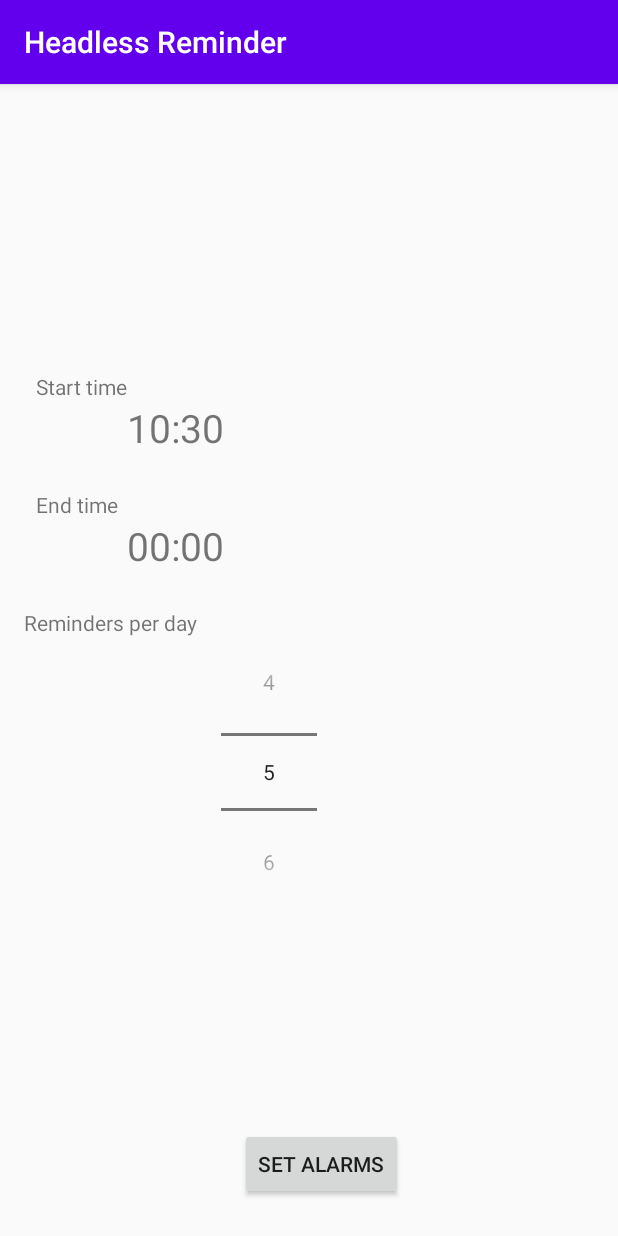
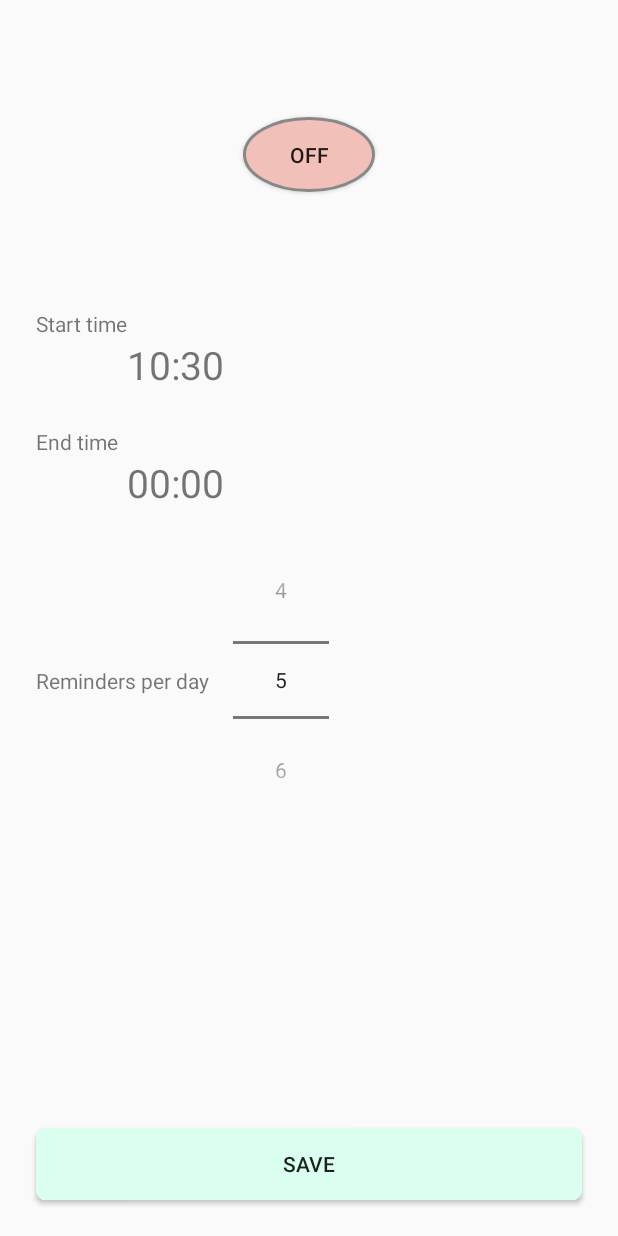
Before and after one commit to pericleskb/headless-reminder, an Android app: the screen it shows after launch (DashboardActivity), on a phone screen of 412 x 824 dp. Run offline under Robolectric (Android 15) with nearby library versions, the phone set to English and light mode, and no system bars.

Commit message:
add color scheme and toggle button selector

```diff
--- a/app/build.gradle
+++ b/app/build.gradle
@@ -39,6 +39,7 @@ android {
 
 dependencies {
     def lifecycle_version = "2.3.1"
+    def material_components_version = "1.4.0"
 
     implementation fileTree(dir: "libs", include: ["*.jar"])
     implementation "org.jetbrains.kotlin:kotlin-stdlib:$kotlin_version"
@@ -48,6 +49,7 @@ dependencies {
     implementation("androidx.lifecycle:lifecycle-viewmodel-ktx:$lifecycle_version")
     implementation("androidx.lifecycle:lifecycle-runtime-ktx:$lifecycle_version")
     implementation("androidx.lifecycle:lifecycle-viewmodel-savedstate:$lifecycle_version")
+    implementation ("com.google.android.material:material:$material_components_version")
 
     //Testing
     testImplementation 'junit:junit:4.13.2'
--- a/app/src/main/java/com/joyfulDonkey/headlessreminder/dashboard/fragment/selectTime/SelectTimeFragment.kt
+++ b/app/src/main/java/com/joyfulDonkey/headlessreminder/dashboard/fragment/selectTime/SelectTimeFragment.kt
@@ -78,7 +78,6 @@ class SelectTimeFragment: Fragment() {
             { _, hourOfDay, minute ->
                 val newTime = TimeOfDay(hourOfDay, minute)
                 dashboardViewModel.updateStartTime(newTime)
-                //TODO databinding
                 binding.startTimeSelector.text = newTime.toString()
             },
             dashboardViewModel.getAlarmProperties().earliestAlarmAt.hour,
@@ -104,6 +103,10 @@ class SelectTimeFragment: Fragment() {
         endTimeDialog.setTitle(getString(R.string.select_end_time))
         binding.endTimeSelector.setOnClickListener {
             endTimeDialog.show()
+        }
+
+        binding.numOfAlarmsPicker.setOnValueChangedListener { _, _, newVal ->
+            dashboardViewModel.updateRemindersPerDay(newVal)
         }
     }
 
--- /dev/null
+++ b/app/src/main/java/com/joyfulDonkey/headlessreminder/dashboard/ui/ButtonSwitch.kt
@@ -0,0 +1,7 @@
+package com.joyfulDonkey.headlessreminder.dashboard.ui
+
+import android.content.Context
+
+class ButtonSwitch(context: Context): androidx.appcompat.widget.AppCompatToggleButton(context) {
+
+}
--- a/app/src/main/java/com/joyfulDonkey/headlessreminder/dashboard/viewModel/DashboardViewModel.kt
+++ b/app/src/main/java/com/joyfulDonkey/headlessreminder/dashboard/viewModel/DashboardViewModel.kt
@@ -15,7 +15,6 @@ import java.util.*
  * The first time the app will be created we read and show current time as start time.
  * Every time a value changes in the UI we will update the ViewModel.
  * When "Save" is pressed we update shared preferences
- * TODO check data binding, so that update the viewmodel is handled by the framework
  */
 class DashboardViewModel(application: Application) : AndroidViewModel(application) {
 
--- /dev/null
+++ b/app/src/main/res/drawable/drawable_rounded_corners_button.xml
@@ -0,0 +1,5 @@
+<?xml version="1.0" encoding="utf-8"?>
+<shape xmlns:android="http://schemas.android.com/apk/res/android">
+    <solid android:color="@color/frosted_mint" />
+    <corners android:radius="6dp" />
+</shape>
--- /dev/null
+++ b/app/src/main/res/drawable/drawable_switch_selector.xml
@@ -0,0 +1,5 @@
+<?xml version="1.0" encoding="utf-8"?>
+<selector xmlns:android="http://schemas.android.com/apk/res/android">
+    <item android:state_checked="true" android:drawable="@drawable/drawable_toggle_enabled"/>
+    <item android:state_checked="false" android:drawable="@drawable/drawable_toggle_disabled"/>
+</selector>
--- /dev/null
+++ b/app/src/main/res/drawable/drawable_toggle_disabled.xml
@@ -0,0 +1,7 @@
+<?xml version="1.0" encoding="utf-8"?>
+<shape xmlns:android="http://schemas.android.com/apk/res/android"
+    android:shape="oval">
+    <solid android:color="@color/rose"/>
+    <stroke android:color="@color/gray" android:width="2dp"/>
+    <size android:width="50dp" android:height="50dp"/>
+</shape>
--- /dev/null
+++ b/app/src/main/res/drawable/drawable_toggle_enabled.xml
@@ -0,0 +1,7 @@
+<?xml version="1.0" encoding="utf-8"?>
+<shape xmlns:android="http://schemas.android.com/apk/res/android"
+    android:shape="oval">
+    <solid android:color="@color/puerto_rico"/>
+    <stroke android:color="@color/gray" android:width="2dp"/>
+    <size android:width="50dp" android:height="50dp"/>
+</shape>
--- a/app/src/main/res/layout/fragment_dashboard.xml
+++ b/app/src/main/res/layout/fragment_dashboard.xml
@@ -3,6 +3,16 @@
     xmlns:tools="http://schemas.android.com/tools"
     android:layout_width="match_parent"
     android:layout_height="match_parent">
+
+    <ToggleButton
+        android:id="@+id/onOffSwitch"
+        android:layout_width="wrap_content"
+        android:layout_height="wrap_content"
+        android:background="@drawable/drawable_switch_selector"
+        app:layout_constraintBottom_toTopOf="@+id/startAlarmHeightStart"
+        app:layout_constraintEnd_toEndOf="parent"
+        app:layout_constraintStart_toStartOf="parent"
+        app:layout_constraintTop_toTopOf="parent" />
 
     <TextView
         android:id="@+id/startTimeTitle"
@@ -19,6 +29,7 @@
         android:layout_width="0dp"
         android:layout_height="wrap_content"
         android:textSize="26sp"
+        android:text="@{dashboardViewModel.alarmProperties.component2().toString()}"
         app:layout_constraintEnd_toEndOf="parent"
         app:layout_constraintHorizontal_bias="0.0"
         app:layout_constraintStart_toEndOf="@+id/startTimeTitle"
@@ -49,30 +60,33 @@
         android:id="@+id/numOfAlarmsText"
         android:layout_width="wrap_content"
         android:layout_height="wrap_content"
-        android:layout_marginStart="16dp"
-        android:layout_marginTop="24dp"
+        android:layout_marginStart="24dp"
         android:text="@string/num_of_alarms"
+        app:layout_constraintBottom_toBottomOf="@+id/numOfAlarmsPicker"
         app:layout_constraintEnd_toStartOf="@id/numOfAlarmsPicker"
         app:layout_constraintHorizontal_chainStyle="packed"
         app:layout_constraintStart_toStartOf="parent"
-        app:layout_constraintTop_toBottomOf="@+id/endTimeSelector" />
+        app:layout_constraintTop_toTopOf="@+id/numOfAlarmsPicker" />
 
     <NumberPicker
         android:id="@+id/numOfAlarmsPicker"
         android:layout_width="wrap_content"
         android:layout_height="wrap_content"
         android:layout_marginStart="16dp"
+        android:layout_marginTop="24dp"
         android:backgroundTint="@color/gray"
         app:layout_constraintStart_toEndOf="@+id/numOfAlarmsText"
-        app:layout_constraintTop_toBottomOf="@+id/numOfAlarmsText" />
+        app:layout_constraintTop_toBottomOf="@+id/endTimeSelector" />
 
     <androidx.appcompat.widget.AppCompatButton
         android:id="@+id/setAlarmsButton"
-        android:layout_width="wrap_content"
+        android:layout_width="0dp"
         android:layout_height="wrap_content"
-        android:layout_marginStart="16dp"
+        android:layout_marginStart="24dp"
+        android:layout_marginEnd="24dp"
         android:layout_marginBottom="24dp"
-        android:text="@string/set_alarms"
+        android:background="@drawable/drawable_rounded_corners_button"
+        android:text="@string/save_alarms"
         app:layout_constraintBottom_toBottomOf="parent"
         app:layout_constraintEnd_toEndOf="parent"
         app:layout_constraintStart_toStartOf="parent" />
--- a/app/src/main/res/values/colors.xml
+++ b/app/src/main/res/values/colors.xml
@@ -1,7 +1,11 @@
 <?xml version="1.0" encoding="utf-8"?>
 <resources>
-    <color name="colorPrimary">#6200EE</color>
-    <color name="colorPrimaryDark">#3700B3</color>
-    <color name="colorAccent">#03DAC5</color>
+    <color name="colorPrimary">#37BEBA</color>
+    <color name="colorPrimaryDark">#37BEBA</color>
+    <color name="colorAccent">#DBFFEE</color>
     <color name="gray">#888888</color>
+
+    <color name="puerto_rico">#37BEBA</color>
+    <color name="rose">#F1C0B9</color>
+    <color name="frosted_mint">#DBFFEE</color>
 </resources>
--- a/app/src/main/res/values/strings.xml
+++ b/app/src/main/res/values/strings.xml
@@ -1,7 +1,7 @@
 <resources>
     <string name="app_name">Headless Reminder</string>
     <string name="num_of_alarms">Reminders per day</string>
-    <string name="set_alarms">Set alarms</string>
+    <string name="save_alarms">Save</string>
     <string name="start_time">Start time</string>
     <string name="end_time">End time</string>
     <string name="select_start_time">Select start time</string>
--- a/app/src/main/res/values/styles.xml
+++ b/app/src/main/res/values/styles.xml
@@ -1,6 +1,6 @@
 <resources>
     <!-- Base application theme. -->
-    <style name="AppTheme" parent="Theme.AppCompat.Light.DarkActionBar">
+    <style name="AppTheme" parent="Theme.AppCompat.Light.NoActionBar">
         <!-- Customize your theme here. -->
         <item name="colorPrimary">@color/colorPrimary</item>
         <item name="colorPrimaryDark">@color/colorPrimaryDark</item>
```
